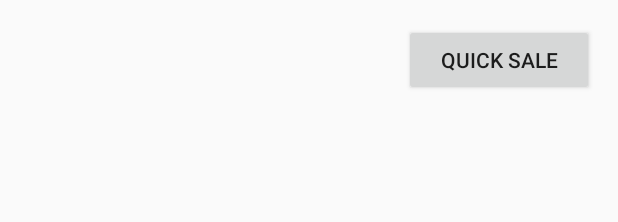
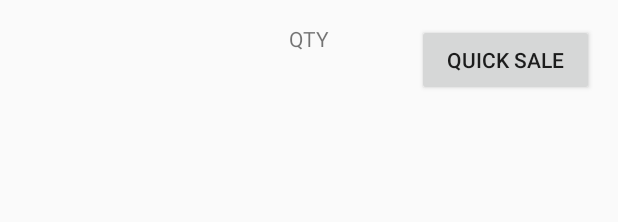
Before and after one commit to Nae-chan/BookStore, an Android app: the layout list_item.xml on its own in the app's theme, with its tools: preview values and no code run, on a phone screen of 412 x 824 dp. Shown: the top 222 px of the screen. Run offline under Robolectric (Android 15) with nearby library versions, the phone set to English and light mode, and no system bars.

Commit message:
Fixed all bugs price cant be zero while editing, cant save without validation cant save after clear all took out phone number format to avoid char size bug for now add description for QTY

```diff
--- a/app/src/main/java/com/example/danae/bookstore/CatalogActivity.java
+++ b/app/src/main/java/com/example/danae/bookstore/CatalogActivity.java
@@ -142,7 +142,8 @@ public class CatalogActivity extends AppCompatActivity implements
                 return true;
             // Respond to a click on the "Delete all entries" menu option
             case R.id.action_delete_all_entries:
-                // Do nothing for now
+                // Delete all inventory items
+                deleteAllInventory();
                 return true;
         }
         return super.onOptionsItemSelected(item);
--- a/app/src/main/res/layout/activity_editor.xml
+++ b/app/src/main/res/layout/activity_editor.xml
@@ -40,8 +40,8 @@
             <EditText
                 android:id="@+id/edit_quantity"
                 android:layout_width="0dp"
+                android:layout_height="wrap_content"
                 android:layout_weight="3"
-                android:layout_height="wrap_content"
                 android:hint="@string/hint_quantity"
                 android:inputType="number" />
 
--- a/app/src/main/res/layout/list_item.xml
+++ b/app/src/main/res/layout/list_item.xml
@@ -29,14 +29,28 @@
 
     </LinearLayout>
 
-    <TextView
-        android:id="@+id/quantity"
-        android:layout_width="0dp"
-        android:layout_height="wrap_content"
+    <LinearLayout
+        android:layout_width="wrap_content"
+        android:layout_height="match_parent"
         android:layout_weight="3"
-        android:fontFamily="sans-serif"
-        android:gravity="center"
-        android:textAppearance="?android:textAppearanceSmall" />
+        android:orientation="vertical">
+
+        <TextView
+            android:layout_width="match_parent"
+            android:layout_height="wrap_content"
+            android:fontFamily="sans-serif"
+            android:gravity="center"
+            android:text="@string/qty"
+            android:textAppearance="?android:textAppearanceSmall" />
+
+        <TextView
+            android:id="@+id/quantity"
+            android:layout_width="match_parent"
+            android:layout_height="wrap_content"
+            android:fontFamily="sans-serif"
+            android:gravity="center"
+            android:textAppearance="?android:textAppearanceMedium" />
+    </LinearLayout>
 
     <Button
         android:id="@+id/quick_sale_button"
--- a/app/src/main/res/values/strings.xml
+++ b/app/src/main/res/values/strings.xml
@@ -23,6 +23,9 @@
     <!--Catalog menu_catalog options -->
     <string name="action_insert_dummy_data">Add Dummy Data</string>
     <string name="action_delete_all_entries">Delete All Data</string>
+
+    <!--Catalog Layout text-->
+    <string name="qty">QTY</string>
 
     <!--Catalog Quick Sale button -->
     <string name="complete">Sold!</string>
```
Also changed, not shown: app/src/main/java/com/example/danae/bookstore/EditorActivity.java (+73 -32 lines), app/src/main/java/com/example/danae/bookstore/data/InventoryContract.java (+2 -6 lines).
